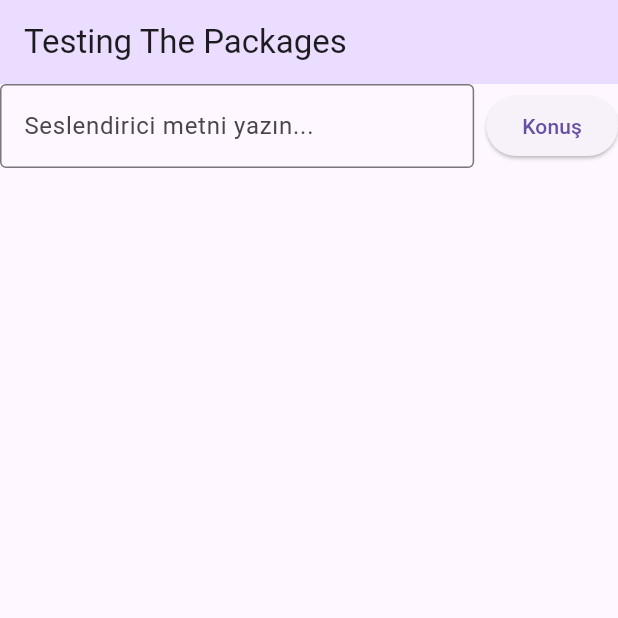
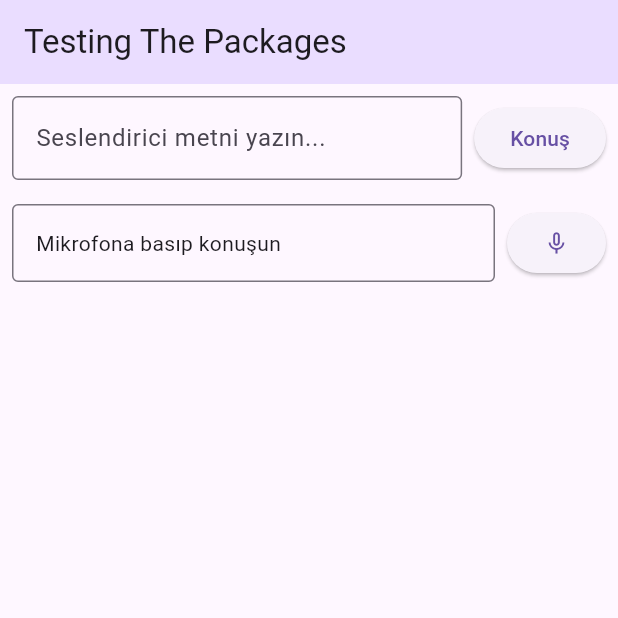
Before and after one commit to AliRizaB/Flutter_Blind_Navigation, a Flutter app: the screen it shows after launch, after a tap on "Konuş", on a phone screen of 412 x 824 dp, the top half of it. Run offline on Flutter 3.47's test engine with Material 3 defaults, Android fonts, the phone set to English and light mode, and no system bars; our stand-ins replace flutter_tts, get, speech_to_text.

Commit message:
STT servis denemesi oluşturuldu

```diff
--- a/lib/main.dart
+++ b/lib/main.dart
@@ -1,12 +1,14 @@
 import 'package:flutter/material.dart';
 import 'package:flutter_blind_navigation/modules/test_page/basic_test_controller.dart';
 import 'package:flutter_blind_navigation/modules/test_page/basic_test_page.dart';
+import 'package:flutter_blind_navigation/service/stt_service.dart';
 import 'package:flutter_blind_navigation/service/tts_service.dart';
 import 'package:get/get.dart';
 
 void main() async {
   WidgetsFlutterBinding.ensureInitialized();
   await Get.putAsync(() => TtsService().init());
+  await Get.putAsync(() => SttService().init());
   Get.lazyPut<BasicTestController>(() => BasicTestController());
   runApp(const MainApp());
 }
--- a/lib/modules/test_page/basic_test_controller.dart
+++ b/lib/modules/test_page/basic_test_controller.dart
@@ -1,13 +1,26 @@
+import 'package:flutter_blind_navigation/service/stt_service.dart';
 import 'package:flutter_blind_navigation/service/tts_service.dart';
 import 'package:get/get.dart';
 
 class BasicTestController extends GetxController{
   final TtsService _tts = Get.find<TtsService>();
-  RxString text = 'HATA'.obs;
+  RxString textToSpeak = 'HATA'.obs;
+
+  final SttService stt = Get.find<SttService>();
+  RxBool get isListening => stt.isListening;
+  RxString get textRecognized => stt.recognizedText;
+  RxString get statusMessage => stt.statusMessage;
 
   Future<void> speakText() async{
-    _tts.speak(text.value);
+    if(stt.isListening.value){
+      await stt.stopListening();
+    }
+    _tts.speak(textToSpeak.value);
+  }
 
+  Future<void> listenText() async{
+    await _tts.stop();
+    await stt.toggleListening();
   }
 
 }
--- a/lib/modules/test_page/basic_test_page.dart
+++ b/lib/modules/test_page/basic_test_page.dart
@@ -14,7 +14,10 @@ class BasicTestPage extends GetView<BasicTestController> {
         backgroundColor: theme.colorScheme.primaryContainer,
       ),
 
-      body: Column(
+      body: Padding(
+        padding: const EdgeInsets.all(8.0),
+        child: Column(
+          spacing: 16,
           children: [
             Row(
               children: [
@@ -24,7 +27,7 @@ class BasicTestPage extends GetView<BasicTestController> {
                       border: OutlineInputBorder(),
                       hintText: "Seslendirici metni yazın...",
                     ),
-                  onChanged: (value) => controller.text.value = value,
+                    onChanged: (value) => controller.textToSpeak.value = value,
                   ),
                 ),
 
@@ -35,7 +38,47 @@ class BasicTestPage extends GetView<BasicTestController> {
                 ),
               ],
             ),
+
+            Row(
+              children: [
+                Expanded(
+                  child: InputDecorator(
+                    decoration: const InputDecoration(
+                      border: OutlineInputBorder(),
+                    ),
+                    child: Obx(
+                      () => Text(
+                        controller.textRecognized.value.isEmpty
+                            ? 'Mikrofona basıp konuşun'
+                            : controller.textRecognized.value,
+                      ),
+                    ),
+                  ),
+                ),
+
+                const SizedBox(width: 8),
+
+                Obx(() {
+                  final listening = controller.isListening.value;
+
+                  return Semantics(
+                    label: listening ? 'Dinlemeyi Durdur' : 'Dinlemeyi Başlat',
+                    button: true,
+                    child: ElevatedButton(
+                      onPressed: controller.listenText,
+                      child: Icon(
+                        listening ? Icons.mic : Icons.mic_none,
+                        semanticLabel: listening
+                            ? 'Dinlemeyi durdur'
+                            : 'Dinlemeyi Başlat',
+                      ),
+                    ),
+                  );
+                }),
               ],
+            ),
+          ],
+        ),
       ),
     );
   }
--- /dev/null
+++ b/lib/service/stt_service.dart
@@ -0,0 +1,83 @@
+import 'package:get/get.dart';
+import 'package:speech_to_text/speech_to_text.dart';
+
+class SttService extends GetxService {
+  final SpeechToText _speech = SpeechToText();
+
+  final RxBool isAvaliable = false.obs;
+  final RxBool isListening = false.obs;
+  final RxString recognizedText = ''.obs;
+  final RxString statusMessage = 'Başlatılamadı'.obs;
+
+  String _turkishLocaleId = 'tr_TR';
+
+  Future<SttService> init() async {
+    isAvaliable.value = await _speech.initialize(
+      onStatus: (status) {
+        statusMessage.value = status;
+        isListening.value = _speech.isListening;
+      },
+      onError: (error) {
+        statusMessage.value = "Hata: ${error.errorMsg}";
+        isListening.value = false;
+      },
+    );
+
+    if (isAvaliable.value) {
+      final locales = await _speech.locales();
+      final trLocale = locales.firstWhereOrNull(
+        (l) => l.localeId.toLowerCase().startsWith('tr'),
+      );
+
+      if (trLocale != null) {
+        _turkishLocaleId = trLocale.localeId;
+      }
+      statusMessage.value = 'Hazır ($_turkishLocaleId)';
+    } else {
+      statusMessage.value = "STT kullanılamıyor";
+    }
+
+    return this;
+  }
+
+  Future<void> toggleListening() async {
+    if (!isAvaliable.value) return;
+
+    if(_speech.isListening){
+      await stopListening();
+      return;
+    }
+
+
+    recognizedText.value = '';
+    await _speech.listen(
+      listenOptions: SpeechListenOptions(
+        listenMode: ListenMode.confirmation,
+        cancelOnError: true,
+        partialResults: true,
+        autoPunctuation: true,
+        enableHapticFeedback: true,
+        localeId: _turkishLocaleId,
+        listenFor: const Duration(seconds: 30),
+        pauseFor: const Duration(seconds: 3),
+      ),
+      onResult: (result) {
+        recognizedText.value = result.recognizedWords;
+      },
+    );
+    isListening.value = true;
+  }
+
+  Future<void> stopListening() async {
+    if (_speech.isListening) {
+      await _speech.stop();
+      isListening.value = false;
+    }
+  }
+
+  @override
+  void onClose() {
+    _speech.cancel();
+    super.onClose();
+  }
+}
```
Also changed, not shown: 1 other file. Lines whose indentation alone changed are shown as unchanged.
